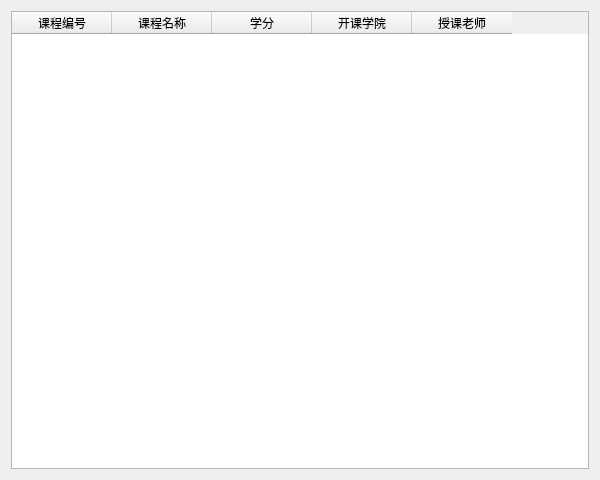
First picture: the form in untitled1/teacoursemanagement.ui, repository 2018876441/C-_project, before the edit.
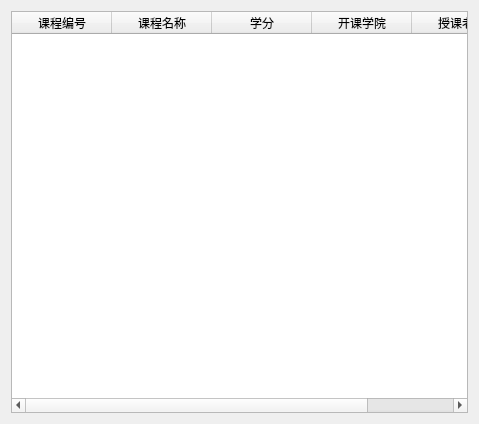
Second picture: the form after the edit. Icons and pictures are not drawn.

What changed in the file:
```diff
--- a/untitled1/teacoursemanagement.ui
+++ b/untitled1/teacoursemanagement.ui
@@ -6,22 +6,10 @@
    <rect>
     <x>0</x>
     <y>0</y>
-    <width>600</width>
-    <height>480</height>
+    <width>479</width>
+    <height>424</height>
    </rect>
   </property>
-  <property name="minimumSize">
-   <size>
-    <width>600</width>
-    <height>480</height>
-   </size>
-  </property>
-  <property name="maximumSize">
-   <size>
-    <width>600</width>
-    <height>480</height>
-   </size>
-  </property>
   <property name="windowTitle">
    <string>Form</string>
   </property>
```
Left out of the diff: 2 changed lines with no effect on the pictures.
